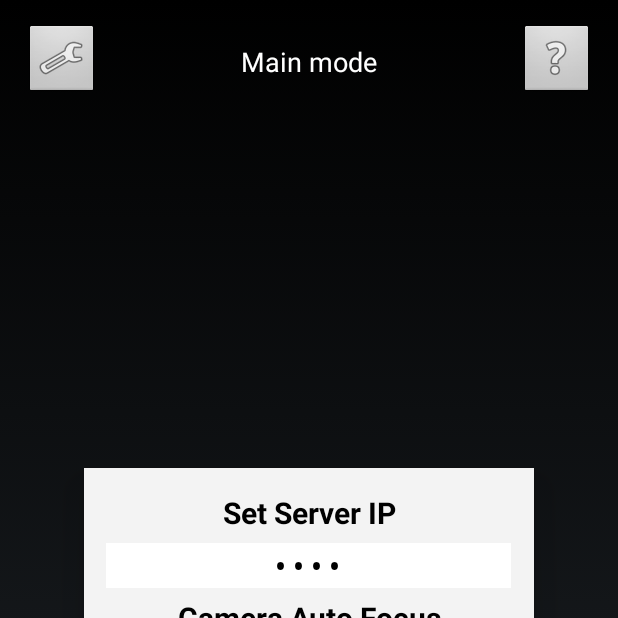
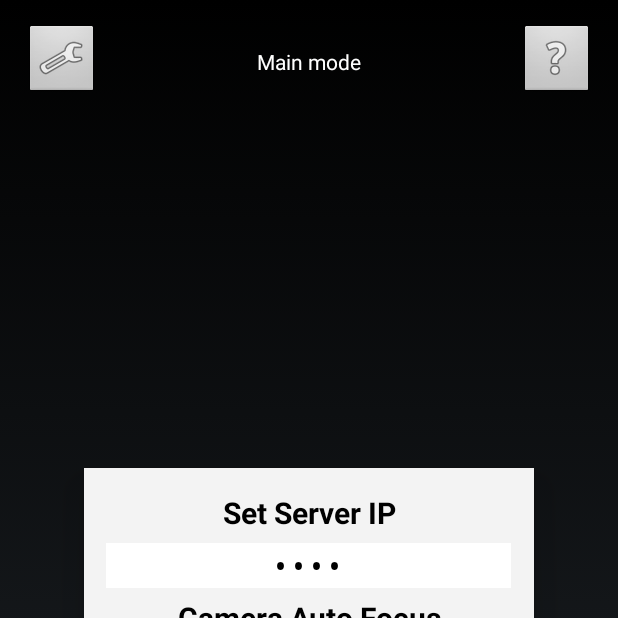
Before and after one commit to barno0695/White-Cane, an Android app: the MainActivity screen opened directly, with no data from a screen before it, after a tap on "Settings", on a phone screen of 412 x 824 dp, the top half of it. Run offline under Robolectric (Android 15) with nearby library versions, the phone set to English and light mode, and no system bars; 18 statements that could not run were skipped.

Commit message:
Fixed autofocus bug Made main mode text uneditable Fixed talkbalk integration bug Changed server ip

```diff
--- a/WhiteCane/app/build.gradle
+++ b/WhiteCane/app/build.gradle
@@ -15,10 +15,10 @@ android {
         applicationId "com.whitecane"
         minSdkVersion 15
         targetSdkVersion 25
-        versionName "0.3.6"
+        versionName '0.3.6.1'
         multiDexEnabled true
         signingConfig signingConfigs.config
-        versionCode 5
+        versionCode 7
     }
     buildTypes {
         release {
--- a/WhiteCane/app/src/main/java/com/whitecane/MainActivity.java
+++ b/WhiteCane/app/src/main/java/com/whitecane/MainActivity.java
@@ -80,6 +80,7 @@ public class MainActivity extends Activity implements GestureDetector.OnGestureL
     TextView modeTextView;
     String response;
     ToggleButton autoFocusButton;
+    ImageButton backgroundButton;
 
     /** A safe way to get an instance of the Camera object. */
     public static Camera getCameraInstance(){
@@ -234,6 +235,7 @@ public class MainActivity extends Activity implements GestureDetector.OnGestureL
         mDetector = new GestureDetectorCompat(this,this);
         modeTextView = (TextView) findViewById(R.id.modeText);
         autoFocusButton = (ToggleButton) findViewById(R.id.autoFocusButton);
+        backgroundButton = (ImageButton) findViewById(R.id.backgroundButton);
 
         DataHelper.setSharedPref(getSharedPreferences(ConstantValues.KEY_SHARED_PREF, Context.MODE_PRIVATE));
         DataHelper.saveSharedPrefStr(ConstantValues.KEY_MODE, ConstantValues.MODE_MAIN);
@@ -245,6 +247,14 @@ public class MainActivity extends Activity implements GestureDetector.OnGestureL
         mPreview = new CameraPreview(this, mCamera);
         FrameLayout preview = (FrameLayout) findViewById(R.id.cameraPreview);
         preview.addView(mPreview);
+
+        backgroundButton.setOnClickListener(new View.OnClickListener() {
+
+            @Override
+            public void onClick(View v) {
+                promptSpeechInput(true);
+            }
+        });
 
         settingsButton.setOnClickListener(new View.OnClickListener() {
 
@@ -425,7 +435,12 @@ public class MainActivity extends Activity implements GestureDetector.OnGestureL
                 mCamera.autoFocus(new Camera.AutoFocusCallback() {
                     @Override
                     public void onAutoFocus(boolean b, Camera camera) {
+                        try {
                             mCamera.takePicture(null, null, pictureCallback);
+                        }
+                        catch (Exception e) {
+                            Log.e("on capture", "Auto focus error");
+                        }
                     }
                 });
         }
--- a/WhiteCane/app/src/main/res/layout/activity_main.xml
+++ b/WhiteCane/app/src/main/res/layout/activity_main.xml
@@ -1,5 +1,6 @@
 <?xml version="1.0" encoding="utf-8"?>
 <RelativeLayout xmlns:android="http://schemas.android.com/apk/res/android"
+    xmlns:app="http://schemas.android.com/apk/res-auto"
     xmlns:tools="http://schemas.android.com/tools"
     android:layout_width="match_parent"
     android:layout_height="match_parent"
@@ -21,7 +22,7 @@
         android:src="@android:drawable/ic_menu_preferences"
         android:translationZ="10dp" />
 
-    <EditText
+    <TextView
         android:id="@+id/modeText"
         android:layout_width="match_parent"
         android:layout_height="50dp"
@@ -35,7 +36,8 @@
         android:text="Main mode"
         android:textColor="#FFFFFF"
         android:translationZ="5dp"
-        android:visibility="visible" />
+        android:visibility="visible"
+        android:clickable="false"/>
 
     <ImageButton
         android:layout_width="50dp"
@@ -185,6 +187,13 @@
         <include android:id="@+id/settingsOverlay" layout="@layout/layout_settings" />
     </RelativeLayout>
 
+    <ImageButton
+        android:id="@+id/backgroundButton"
+        android:layout_width="match_parent"
+        android:layout_height="match_parent"
+        android:contentDescription="Tap to Speak"
+        android:background="@android:color/transparent" />
+
     <LinearLayout
         android:id="@+id/layout"
         android:orientation="vertical"
--- a/WhiteCane/build.gradle
+++ b/WhiteCane/build.gradle
@@ -5,7 +5,7 @@ buildscript {
         jcenter()
     }
     dependencies {
-        classpath 'com.android.tools.build:gradle:2.3.0'
+        classpath 'com.android.tools.build:gradle:2.3.1'
 
         // NOTE: Do not place your application dependencies here; they belong
         // in the individual module build.gradle files
```
Also changed, not shown: 3 other files. Lines whose indentation alone changed are shown as unchanged.
